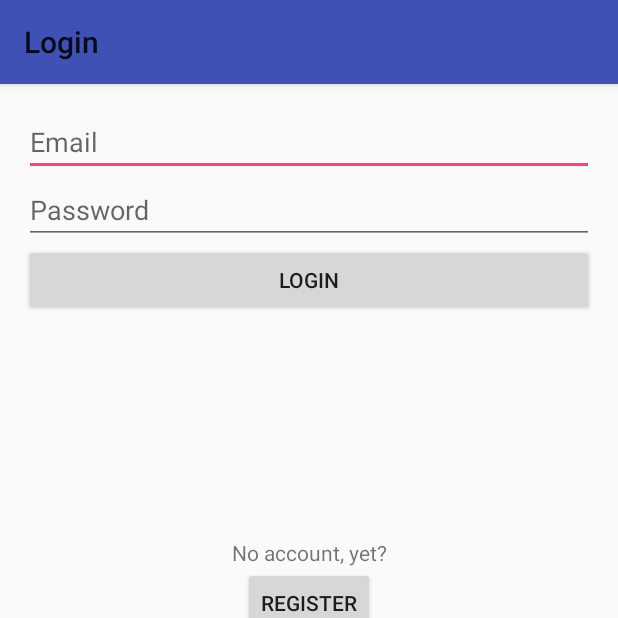
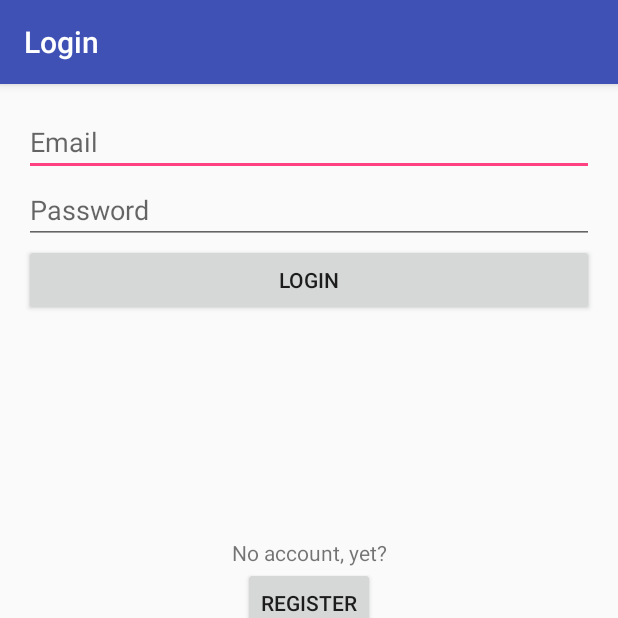
Before and after one commit to SebastianEngel/heybeach-android, an Android app: the screen it shows after launch (AccountActivity), after a tap on "Account", on a phone screen of 412 x 824 dp, the top half of it. Run offline under Robolectric (Android 15) with nearby library versions, the phone set to English and light mode, and no system bars.

Commit message:
Making the toolbar title and the account menu icon white.

```diff
--- a/app/src/main/res/drawable/ic_account_circle_black_24dp.xml
+++ b/app/src/main/res/drawable/ic_account_circle_white_24dp.xml
@@ -4,6 +4,6 @@
         android:viewportWidth="24.0"
         android:viewportHeight="24.0">
     <path
-        android:fillColor="#FF000000"
+        android:fillColor="#FFFFFFFF"
         android:pathData="M12,2C6.48,2 2,6.48 2,12s4.48,10 10,10 10,-4.48 10,-10S17.52,2 12,2zM12,5c1.66,0 3,1.34 3,3s-1.34,3 -3,3 -3,-1.34 -3,-3 1.34,-3 3,-3zM12,19.2c-2.5,0 -4.71,-1.28 -6,-3.22 0.03,-1.99 4,-3.08 6,-3.08 1.99,0 5.97,1.09 6,3.08 -1.29,1.94 -3.5,3.22 -6,3.22z"/>
 </vector>
--- a/app/src/main/res/menu/menu_beaches_list.xml
+++ b/app/src/main/res/menu/menu_beaches_list.xml
@@ -5,9 +5,8 @@
 
   <item
       android:id="@+id/account"
-      android:icon="@drawable/ic_account_circle_black_24dp"
+      android:icon="@drawable/ic_account_circle_white_24dp"
       android:title="@string/beaches_list_menu_account"
-      android:visible="true"
       app:showAsAction="ifRoom"/>
 
 </menu>
--- a/app/src/main/res/values/styles.xml
+++ b/app/src/main/res/values/styles.xml
@@ -12,6 +12,7 @@
     <item name="android:elevation">@dimen/toolbar_elevation</item>
     <item name="android:theme">@style/ThemeOverlay.AppCompat.ActionBar</item>
     <item name="android:popupTheme">@style/ThemeOverlay.AppCompat.Light</item>
+    <item name="titleTextColor">@android:color/white</item>
   </style>
 
   <style name="AccountActivityDialogTheme" parent="Theme.AppCompat.Light.NoActionBar"/>
```
